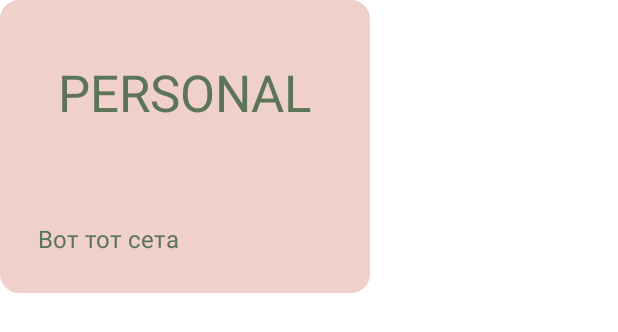
After one commit to Amikuto/TodoApplication, an Android app: the layout view_task_popout.xml on its own in the app's theme, with its tools: preview values and no code run, on a phone screen of 412 x 824 dp. The commit adds this screen. Shown: the top 332 px of the screen. Run offline under Robolectric (Android 15) with nearby library versions, the phone set to English and light mode, and no system bars.

Commit message:
Всплывающее окно с задачей (+ стили)

```diff
--- /dev/null
+++ b/app/src/main/res/drawable/border.xml
@@ -0,0 +1,10 @@
+<?xml version="1.0" encoding="utf-8"?>
+<shape xmlns:android="http://schemas.android.com/apk/res/android"
+    android:shape="rectangle"
+    android:tint="@color/myPink">
+    <corners
+        android:radius="10dp"/>
+    <stroke
+        android:width="5dip"
+        android:color="@android:color/white" />
+</shape>
--- /dev/null
+++ b/app/src/main/res/layout/view_task_popout.xml
@@ -0,0 +1,34 @@
+<?xml version="1.0" encoding="utf-8"?>
+<RelativeLayout xmlns:android="http://schemas.android.com/apk/res/android"
+    android:layout_width="wrap_content"
+    android:layout_height="wrap_content">
+
+    <LinearLayout
+        android:layout_width="wrap_content"
+        android:layout_height="wrap_content"
+        android:orientation="vertical"
+        android:background="@drawable/border">
+
+        <TextView
+            android:id="@+id/taskPopoutTitle"
+            android:layout_width="match_parent"
+            android:layout_height="wrap_content"
+            android:layout_margin="5dp"
+            android:padding="50px"
+            android:textSize="34dp"
+            android:textColor="@color/myGreen"
+            android:text="PERSONAL"/>
+
+        <TextView
+            android:id="@+id/taskPopoutDescription"
+            android:layout_width="match_parent"
+            android:layout_height="wrap_content"
+            android:layout_margin="5dp"
+            android:padding="30px"
+            android:textSize="16dp"
+            android:textColor="@color/myGreen"
+            android:text="Вот тот сета"/>
+
+    </LinearLayout>
+
+</RelativeLayout>
```
Also changed, not shown: app/src/main/java/uni/ami/todoapplication/TaskListActivity.java (+13 -1 lines), app/src/main/res/drawable/my_custom_background.xml (added, +8 -0 lines).
